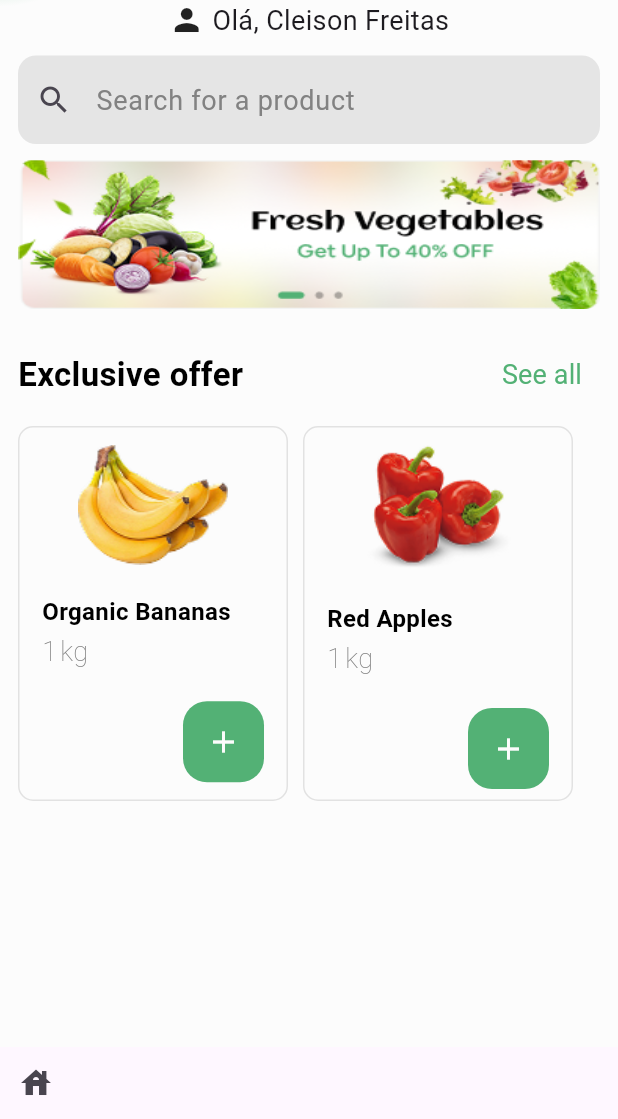
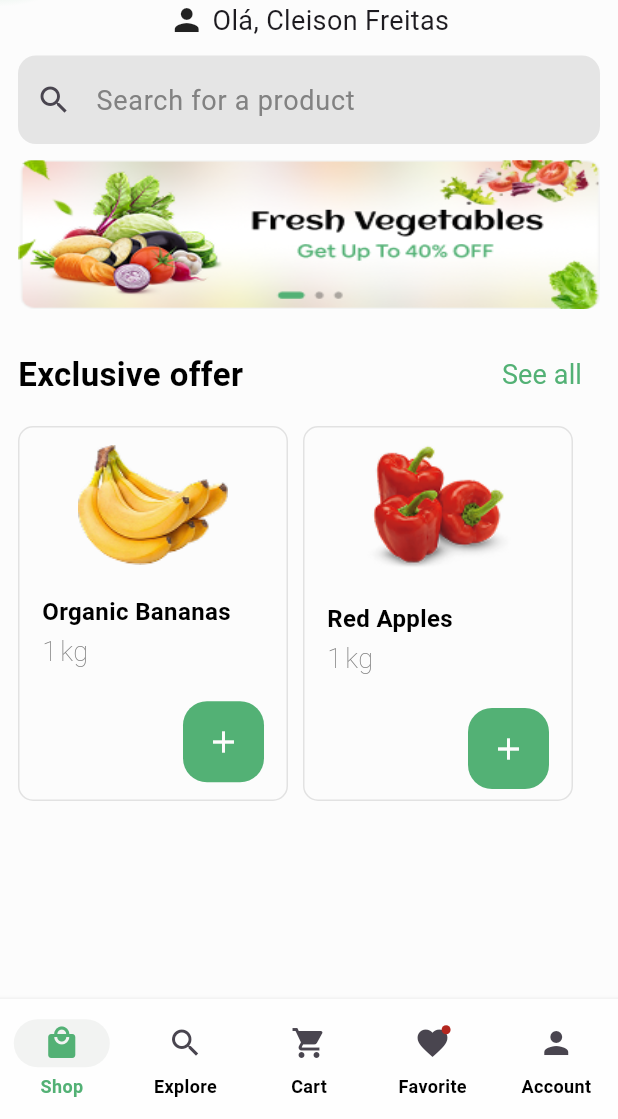
Before and after one commit to CleisonFreitas/flutter_grocery_store, a Flutter app: the RegisterScreen screen opened directly, after a tap on "Sign In", after a tap on "Log In", on a phone screen of 412 x 824 dp, the part 117-1236 px from its top. Run offline on Flutter 3.47's test engine with Material 3 defaults, Android fonts, the phone set to English and light mode, and no system bars; our stand-ins replace mask_text_input_formatter; missing offline and left inert: money2.

Commit message:
feat(home) adding navigation bar in the bottom

```diff
--- a/lib/constants/app_texts.dart
+++ b/lib/constants/app_texts.dart
@@ -2,6 +2,12 @@ import 'package:flutter/material.dart';
 
 class AppTexts {
   AppTexts._();
+
+  static const TextStyle navigateTitle = TextStyle(
+    fontSize: 12,
+    fontFamily: 'Roboto',
+    fontWeight: FontWeight.bold,
+  );
 
   static const TextStyle medium = TextStyle(
     fontSize: 22,
--- a/lib/screens/home_screen.dart
+++ b/lib/screens/home_screen.dart
@@ -7,6 +7,7 @@ import 'package:nt_app/widgets/card_product.dart';
 import 'package:nt_app/widgets/categories.dart';
 import 'package:nt_app/widgets/content_container.dart';
 import 'package:nt_app/widgets/form_input.dart';
+import 'package:nt_app/widgets/navigation_background.dart';
 
 class HomeScreen extends StatefulWidget {
   const HomeScreen({super.key});
@@ -28,15 +29,7 @@ class _HomeScreenState extends State<HomeScreen> {
 
   @override
   Widget build(BuildContext context) {
-    return Scaffold(
-      bottomNavigationBar: Row(
-        children: <Widget>[
-          IconButton(
-            onPressed: () {},
-            icon: const Icon(Icons.house),
-          )
-        ],
-      ),
+    return NavigationBackground(
       body: SizedBox(
         height: double.infinity,
         width: double.infinity,
--- /dev/null
+++ b/lib/widgets/navigation_background.dart
@@ -0,0 +1,69 @@
+import 'package:flutter/material.dart';
+import 'package:nt_app/constants/app_colors.dart';
+import 'package:nt_app/constants/app_texts.dart';
+
+class NavigationBackground extends StatefulWidget {
+  final Widget body;
+
+  const NavigationBackground({super.key, required this.body});
+
+  @override
+  State<NavigationBackground> createState() => _NavigationBackgroundState();
+}
+
+class _NavigationBackgroundState extends State<NavigationBackground> {
+  int currentPageIndex = 0;
+  Widget get _body => widget.body;
+
+  @override
+  Widget build(BuildContext context) {
+    return Scaffold(
+      bottomNavigationBar: NavigationBar(
+        onDestinationSelected: (int index) {
+          setState(() {
+            currentPageIndex = index;
+          });
+        },
+        indicatorColor: AppColors.fruitBackGroundColor,
+        shadowColor: AppColors.darkContext,
+        backgroundColor: AppColors.secondary,
+        selectedIndex: currentPageIndex,
+        labelTextStyle: WidgetStateProperty.resolveWith<TextStyle>(
+          (Set<WidgetState> states) {
+            if (states.contains(WidgetState.selected)) {
+              return AppTexts.navigateTitle.copyWith(color: AppColors.primary);
+            }
+            return AppTexts.navigateTitle
+                .copyWith(color: AppColors.darkContext);
+          },
+        ),
+        destinations: <NavigationDestination>[
+          _buildNavItem(0, Icons.local_mall, "Shop"),
+          _buildNavItem(1, Icons.search_sharp, "Explore"),
+          _buildNavItem(2, Icons.shopping_cart, "Cart", hasBadge: true),
+          _buildNavItem(3, Icons.favorite, "Favorite", isBadge: true),
+          _buildNavItem(4, Icons.person, "Account"),
+        ],
+      ),
+      body: _body,
+    );
+  }
+
+  NavigationDestination _buildNavItem(
+    int index,
+    IconData icon,
+    String label, {
+    bool hasBadge = false,
+    bool isBadge = false,
+    int badgeItems = 0,
+  }) {
+    currentPageIndex == index;
+    return NavigationDestination(
+      selectedIcon: Icon(icon, color: AppColors.primary),
+      icon: hasBadge && badgeItems != 0
+          ? Badge(label: Text('$badgeItems'), child: Icon(icon))
+          : (isBadge ? Badge(child: Icon(icon)) : Icon(icon)),
+      label: label,
+    );
+  }
+}
```
